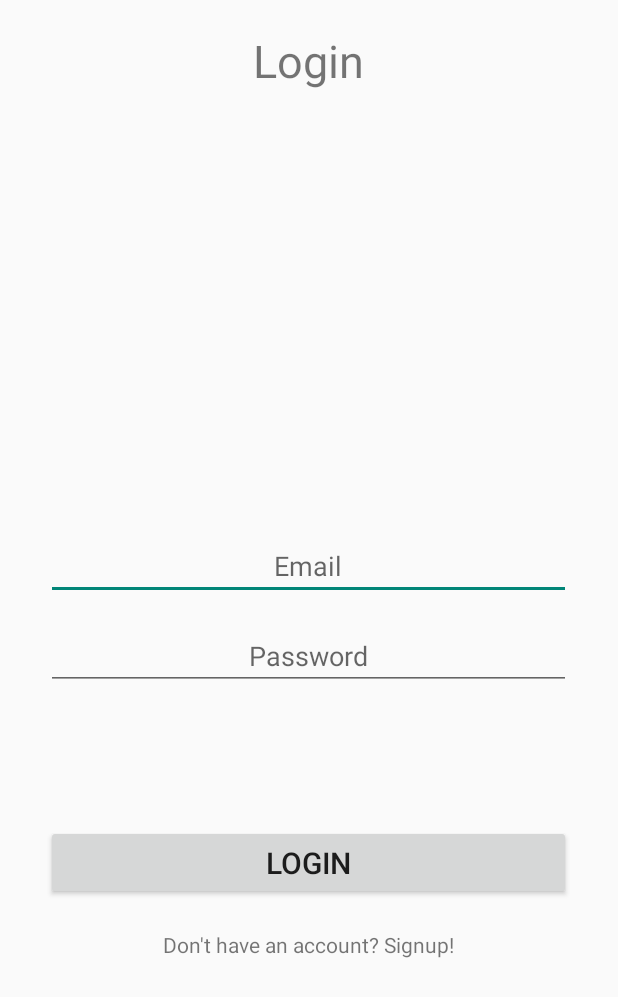
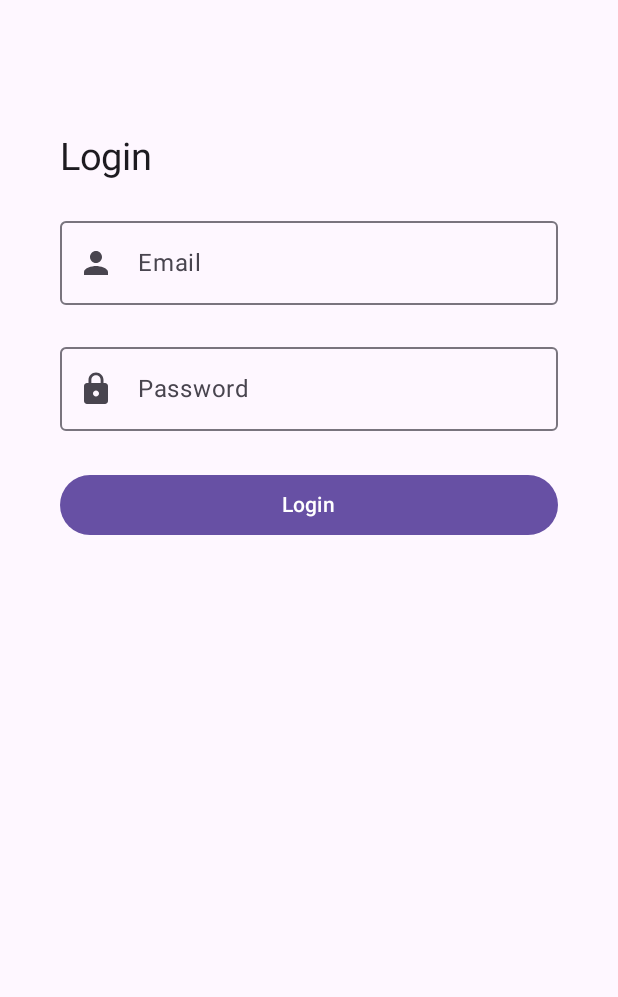
Before and after one commit to biipo/proscutto-app, an Android app built with Jetpack Compose: the screen it shows after launch (LoginActivity), on a phone screen of 412 x 824 dp. Shown: the top 997 px of the screen. Run offline under Robolectric (Android 15) with nearby library versions, the phone set to English and light mode, and no system bars; our stand-ins replace Firebase (no records; nobody signed in at launch, a user with empty details on screens opened directly); missing, so only their content is drawn: AppTheme.

Commit message:
switched login to Compose, added material theme

```diff
--- a/app/src/main/AndroidManifest.xml
+++ b/app/src/main/AndroidManifest.xml
@@ -13,7 +13,7 @@
         android:theme="@style/Theme.App"
         tools:targetApi="31" >
         <activity
-            android:name=".authentication.LoginActivity"
+            android:name="com.ingegneria.app.authentication.LoginActivity"
             android:exported="true"
             android:theme="@style/Theme.App" >
             <intent-filter>
--- a/app/src/main/java/com/ingegneria/app/authentication/LoginActivity.kt
+++ b/app/src/main/java/com/ingegneria/app/authentication/LoginActivity.kt
@@ -4,19 +4,109 @@ import android.content.Intent
 import android.os.Bundle
 import android.text.TextUtils
 import android.view.View
-import androidx.appcompat.app.AppCompatActivity
 import com.google.android.material.snackbar.Snackbar
-import com.google.firebase.Firebase
 import com.google.firebase.auth.FirebaseAuth
-import com.google.firebase.auth.auth
 import com.ingegneria.app.MainActivity
 import com.ingegneria.app.databinding.ActivityLoginBinding
 
-class LoginActivity : AppCompatActivity() {
+import androidx.activity.ComponentActivity
+import androidx.compose.foundation.layout.fillMaxHeight
+import androidx.compose.foundation.layout.fillMaxWidth
+import androidx.compose.material3.OutlinedTextField
+import androidx.compose.runtime.Composable
+import androidx.compose.runtime.mutableStateOf
+import androidx.compose.ui.Modifier
+import com.ingegneria.app.ui.theme.AppTheme
+import androidx.activity.compose.setContent
+import androidx.compose.foundation.layout.*
+import androidx.compose.material3.Icon
+import androidx.compose.material3.Surface
+import androidx.compose.material3.Text
+import androidx.compose.runtime.remember
+import androidx.compose.material.icons.Icons
+import androidx.compose.material.icons.filled.Person
+import androidx.compose.material.icons.filled.Lock
+import androidx.compose.material3.Button
+import androidx.compose.ui.graphics.Color
+import androidx.compose.ui.tooling.preview.Preview
+import androidx.compose.ui.unit.dp
+import androidx.compose.ui.unit.sp
+import androidx.navigation.NavController
+import androidx.navigation.compose.rememberNavController
 
-    private lateinit var binding: ActivityLoginBinding
-    private lateinit var auth: FirebaseAuth
+class LoginActivity : ComponentActivity() {
 
+    //private lateinit var binding: ActivityLoginBinding
+    //private lateinit var auth: FirebaseAuth
+
+    override fun onCreate(savedInstanceState: Bundle?) {
+        super.onCreate(savedInstanceState)
+
+        setContent {
+            AppTheme {
+                LoginScreen()
+            }
+        }
+    }
+
+    @Composable
+    fun LoginScreen() {
+        val userEmail = remember {
+            mutableStateOf("")
+        }
+        val userPass = remember {
+            mutableStateOf("")
+        }
+        Surface {
+            Column(modifier = Modifier.fillMaxHeight().padding(40.dp)) {
+                Text(
+                    text = "Login", fontSize = 25.sp,
+                    modifier = Modifier.fillMaxWidth().padding(0.dp, 50.dp, 0.dp, 0.dp)
+                )
+
+                // email input field
+                OutlinedTextField(
+                    value = userEmail.value,
+                    onValueChange = { userEmail.value = it },
+                    leadingIcon = {
+                        Icon(Icons.Default.Person, contentDescription = "person")
+                    },
+                    label = {
+                        Text(text = "Email")
+                    },
+                    singleLine = true,
+                    modifier = Modifier.fillMaxWidth().padding(0.dp, 20.dp, 0.dp, 0.dp)
+                )
+                // password input field
+                OutlinedTextField(
+                    value = userPass.value,
+                    onValueChange = { userPass.value = it },
+                    leadingIcon = {
+                        Icon(
+                            Icons.Default.Lock,
+                            contentDescription = "",
+                            //tint= MaterialTheme.colorScheme.primary
+                        )
+                    },
+                    label = { Text(text = "Password") },
+                    placeholder = { Text(text = "Password") },
+                    singleLine = true,
+                    modifier = Modifier.fillMaxWidth().padding(0.dp, 20.dp, 0.dp, 0.dp)
+                )
+                // login button
+                Button(
+                    onClick = { },
+                    modifier = Modifier.fillMaxWidth().padding(0.dp, 25.dp, 0.dp, 0.dp)
+                ) {
+                    Text(
+                        text = "Login"
+                    )
+                }
+            }
+        }
+    }
+
+    /*
     override fun onCreate(savedInstanceState: Bundle?) {
         super.onCreate(savedInstanceState)
 
@@ -65,7 +155,7 @@ class LoginActivity : AppCompatActivity() {
             // the finish is not called because the user will return to the login
             // after registration, so we need to keep this activity in the backStack
         }
-    }
+    }*/
 
     private fun inputCheck(sEmail: String?, sPassword: String?, view: View): Boolean {
         if(TextUtils.isEmpty(sEmail)) {
@@ -79,7 +169,7 @@ class LoginActivity : AppCompatActivity() {
         }
         return true
     }
-
+/*
     override fun onStart() {
         super.onStart()
 
@@ -88,4 +178,10 @@ class LoginActivity : AppCompatActivity() {
             startActivity(Intent(applicationContext, MainActivity::class.java))
         }
     }
+*/
+    @Preview(showBackground = true)
+    @Composable
+    fun PreviewLogin(){
+        LoginScreen()
+    }
 }
```
Also changed, not shown: app/build.gradle.kts (+17 -0 lines), app/src/main/java/com/ingegneria/app/MainActivity.kt (+39 -12 lines), gradle/libs.versions.toml (+11 -0 lines).
